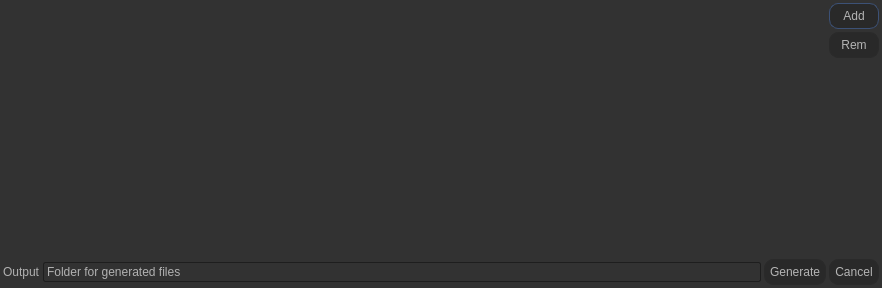
The window that ui/form.ui (shobhitk/pypdfeditor) describes before a commit, drawn with Qt 5.
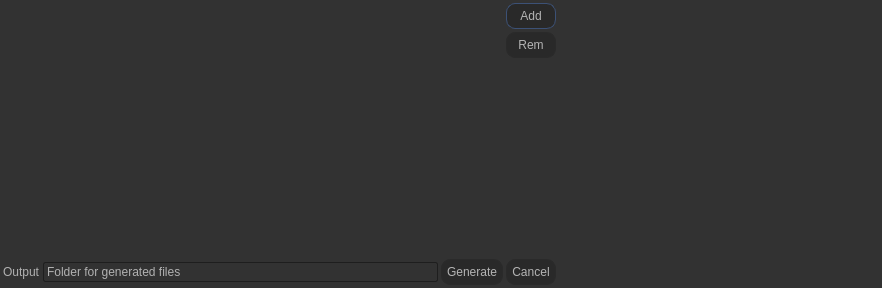
The same window after the commit. Icons and pictures are not drawn.

```diff
--- a/ui/form.ui
+++ b/ui/form.ui
@@ -851,7 +851,7 @@
       <widget class="QFrame" name="output_frame">
        <property name="minimumSize">
         <size>
-         <width>600</width>
+         <width>400</width>
          <height>0</height>
         </size>
        </property>
@@ -1041,7 +1041,7 @@
       <widget class="QFrame" name="input_frame">
        <property name="minimumSize">
         <size>
-         <width>30</width>
+         <width>150</width>
          <height>30</height>
         </size>
        </property>
@@ -1072,6 +1072,17 @@
      </item>
     </layout>
    </item>
+   <item row="0" column="1">
+    <widget class="QFrame" name="pdf_view_frame">
+     <property name="frameShape">
+      <enum>QFrame::StyledPanel</enum>
+     </property>
+     <property name="frameShadow">
+      <enum>QFrame::Raised</enum>
+     </property>
+     <layout class="QGridLayout" name="gridLayout_3"/>
+    </widget>
+   </item>
   </layout>
  </widget>
  <resources/>
```
Left out of the diff: 2 changed lines with no effect on the pictures.
